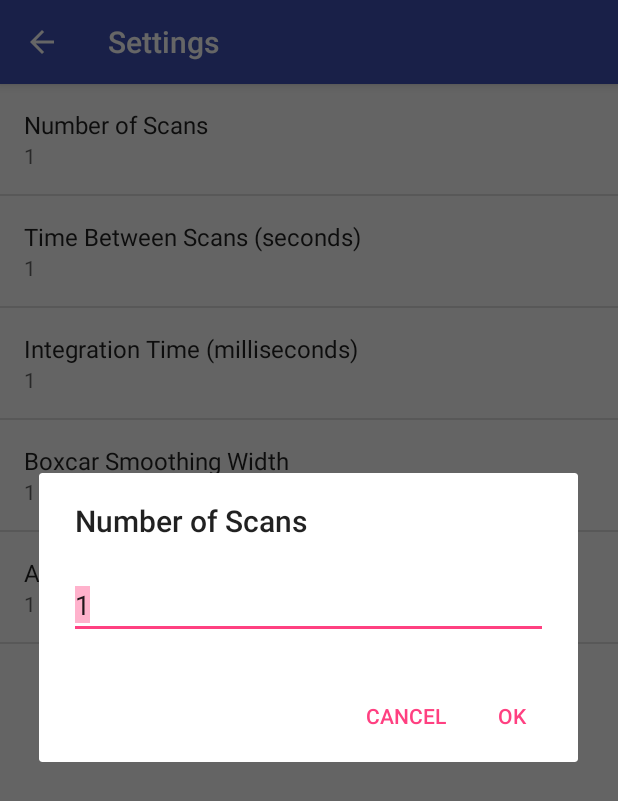
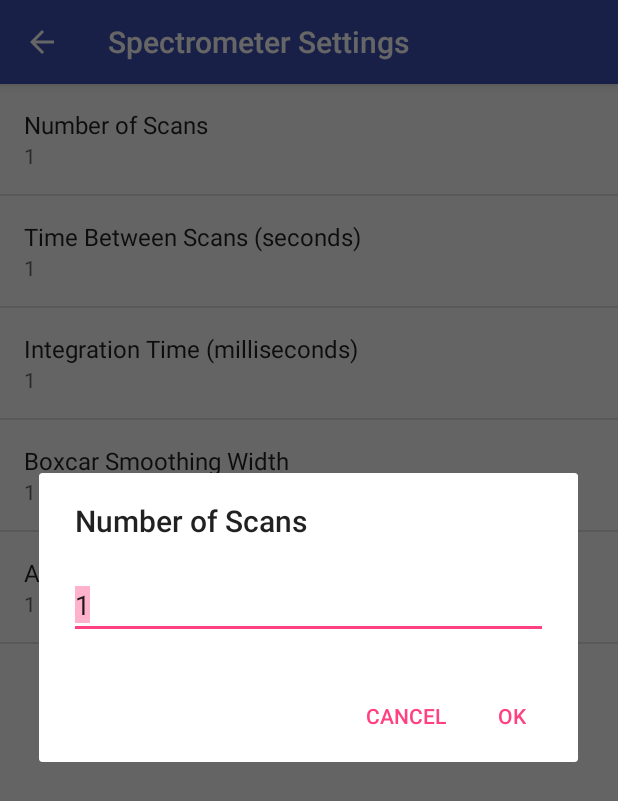
Before and after one commit to jmadamso/SpectrometerAndroid, an Android app: the SettingsActivity screen opened directly, with no data from a screen before it, after a tap on "Number of Scans", on a phone screen of 412 x 824 dp. Shown: the top 801 px of the screen. Run offline under Robolectric (Android 15) with nearby library versions, the phone set to English and light mode, and no system bars; 1 other tap on this screen came first.

Commit message:
Updated some docs, fiddled with icons

```diff
--- a/app/src/main/java/joe/helloworld/BTService.java
+++ b/app/src/main/java/joe/helloworld/BTService.java
@@ -64,7 +64,7 @@ public class BTService {
 
 
     /**
-     * Constructor. Prepares a new BluetoothChat session.
+     * Constructor. Prepares a new BTService session.
      *
      * @param context The UI Activity Context
      * @param handler A Handler to send messages back to the UI Activity
--- /dev/null
+++ b/app/src/main/res/drawable/ic_info_red_24dp.xml
@@ -0,0 +1,9 @@
+<vector xmlns:android="http://schemas.android.com/apk/res/android"
+    android:width="24dp"
+    android:height="24dp"
+    android:viewportHeight="24.0"
+    android:viewportWidth="24.0">
+    <path
+        android:fillColor="#FF0000"
+        android:pathData="M12,2C6.48,2 2,6.48 2,12s4.48,10 10,10 10,-4.48 10,-10S17.52,2 12,2zm1,15h-2v-6h2v6zm0,-8h-2V7h2v2z" />
+</vector>
--- a/app/src/main/res/values/strings.xml
+++ b/app/src/main/res/values/strings.xml
@@ -20,7 +20,7 @@
     <!-- Strings related to Settings -->
 
     <!-- Example General settings -->
-    <string name="pref_header_general">Settings</string>
+    <string name="pref_header_general">Spectrometer Settings</string>
 
     <string name="pref_title_social_recommendations">Enable something or other</string>
     <string name="pref_description_social_recommendations">Real pro descriptor text
--- a/app/src/main/res/xml/pref_headers.xml
+++ b/app/src/main/res/xml/pref_headers.xml
@@ -4,13 +4,17 @@
 
     <header
         android:fragment="joe.helloworld.SettingsActivity$GeneralPreferenceFragment"
-        android:icon="@drawable/ic_info_black_24dp"
+        android:icon="@drawable/ic_info_red_24dp"
         android:title="@string/pref_header_general" />
+
+
+
+
     <!--
         <header
             android:fragment="joe.helloworld.SettingsActivity$NotificationPreferenceFragment"
             android:icon="@drawable/ic_notifications_black_24dp"
-        android:title="@string/pref_header_notifications" />
+            android:title="@string/pref_header_nocations" />
 
         <header
             android:fragment="joe.helloworld.SettingsActivity$DataSyncPreferenceFragment"
```
Also changed, not shown: app/src/main/java/joe/helloworld/AppDriver.java (+35 -3 lines), app/src/main/java/joe/helloworld/SettingsActivity.java (+2 -6 lines), 1 other file. Lines whose indentation alone changed are shown as unchanged.
